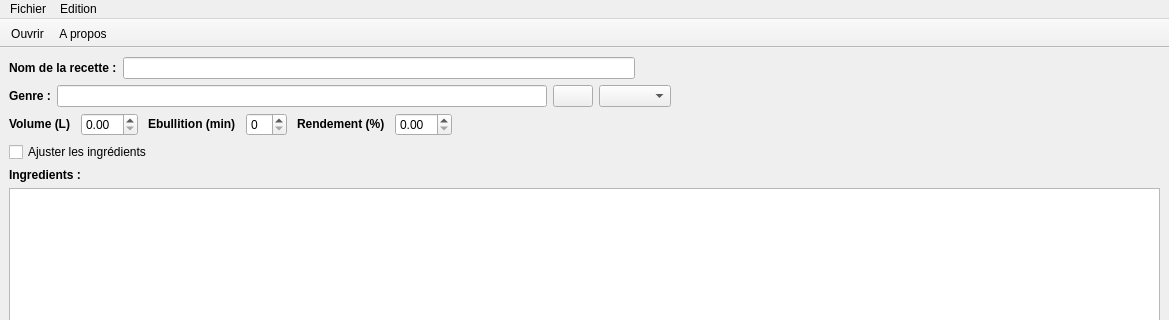
314r/joliebulle, file reader.ui: the form before one commit; both pictures show x 0 to 1169 and y 0 to 320 of the 1169 by 733 pixel window.
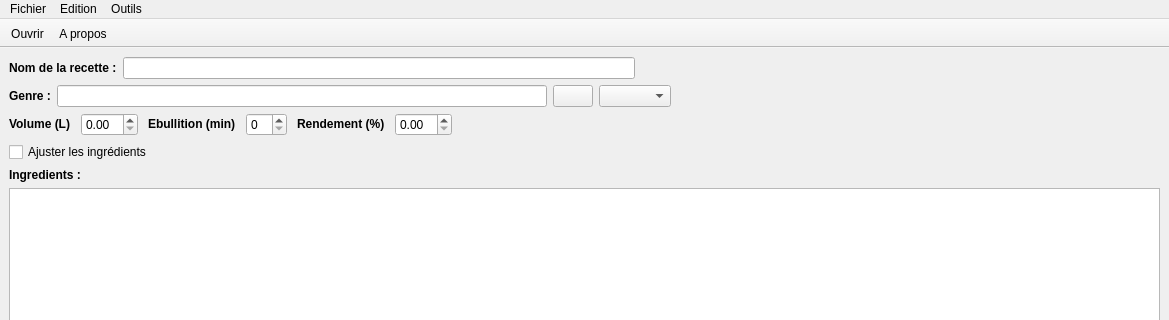
The form after the commit. Icons and pictures are not drawn.

Commit message: ajout outil densimètre

What changed in the file:
```diff
--- a/reader.ui
+++ b/reader.ui
@@ -599,8 +599,15 @@
     <addaction name="actionEditDivers"/>
     <addaction name="actionEditLevures"/>
    </widget>
+   <widget class="QMenu" name="menuOutils">
+    <property name="title">
+     <string>Outils</string>
+    </property>
+    <addaction name="actionCorrectionDens"/>
+   </widget>
    <addaction name="menuFichier"/>
    <addaction name="menuEdition"/>
+   <addaction name="menuOutils"/>
   </widget>
   <widget class="QStatusBar" name="statusBar"/>
   <action name="actionOuvrir">
```
Left out of the diff: 5 changed lines with no effect on the pictures. The commit also changes 2 other files.
